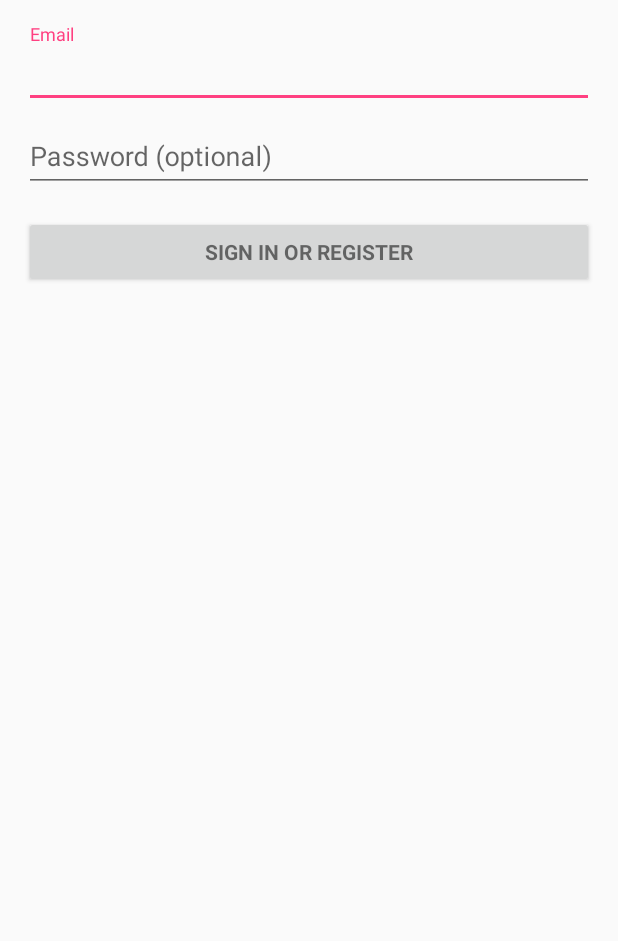
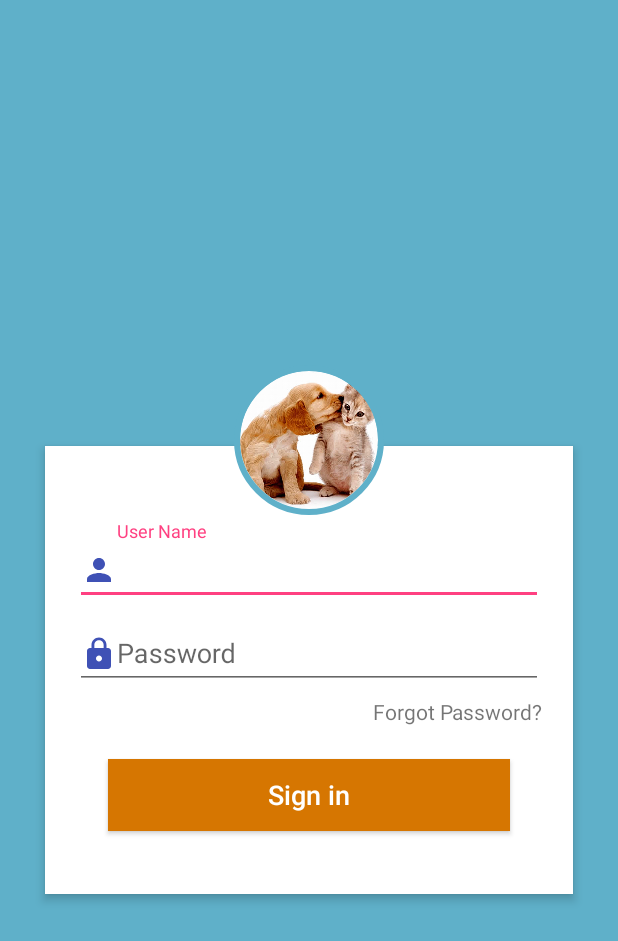
Before and after one commit to chanyaz/Lovedogs, an Android app: the layout activity_login.xml on its own in the app's theme, with its tools: preview values and no code run, on a phone screen of 412 x 824 dp. Shown: the top 941 px of the screen. Run offline under Robolectric (Android 15) with nearby library versions, the phone set to English and light mode, and no system bars.

Commit message:
Ajustando login

```diff
--- a/app/build.gradle
+++ b/app/build.gradle
@@ -44,7 +44,6 @@ dependencies {
         exclude group: 'com.android.support', module: 'support-annotations'
     })
     androidTestCompile "com.android.support.test:runner:$runner"
-    compile "com.android.support.test.espresso:espresso-idling-resource:$espresso"
 
     // Image libs
     compile "com.squareup.picasso:picasso:$picasso"
--- a/app/src/main/AndroidManifest.xml
+++ b/app/src/main/AndroidManifest.xml
@@ -19,7 +19,8 @@
         android:theme="@style/AppTheme">
         <activity
             android:name=".login.view.LoginActivity"
-            android:label="@string/title_activity_login">
+            android:label="@string/title_activity_login"
+            android:theme="@style/Theme.AppCompat.Light.NoActionBar">
             <intent-filter>
                 <action android:name="android.intent.action.MAIN" />
 
--- /dev/null
+++ b/app/src/main/res/drawable/ic_lock_black_24dp.xml
@@ -0,0 +1,9 @@
+<vector xmlns:android="http://schemas.android.com/apk/res/android"
+        android:width="24dp"
+        android:height="24dp"
+        android:viewportWidth="24.0"
+        android:viewportHeight="24.0">
+    <path
+        android:fillColor="@color/colorPrimary"
+        android:pathData="M18,8h-1L17,6c0,-2.76 -2.24,-5 -5,-5S7,3.24 7,6v2L6,8c-1.1,0 -2,0.9 -2,2v10c0,1.1 0.9,2 2,2h12c1.1,0 2,-0.9 2,-2L20,10c0,-1.1 -0.9,-2 -2,-2zM12,17c-1.1,0 -2,-0.9 -2,-2s0.9,-2 2,-2 2,0.9 2,2 -0.9,2 -2,2zM15.1,8L8.9,8L8.9,6c0,-1.71 1.39,-3.1 3.1,-3.1 1.71,0 3.1,1.39 3.1,3.1v2z"/>
+</vector>
--- /dev/null
+++ b/app/src/main/res/drawable/ic_person_black_24dp.xml
@@ -0,0 +1,9 @@
+<vector xmlns:android="http://schemas.android.com/apk/res/android"
+        android:width="24dp"
+        android:height="24dp"
+        android:viewportWidth="24.0"
+        android:viewportHeight="24.0">
+    <path
+        android:fillColor="@color/colorPrimary"
+        android:pathData="M12,12c2.21,0 4,-1.79 4,-4s-1.79,-4 -4,-4 -4,1.79 -4,4 1.79,4 4,4zM12,14c-2.67,0 -8,1.34 -8,4v2h16v-2c0,-2.66 -5.33,-4 -8,-4z"/>
+</vector>
--- /dev/null
+++ b/app/src/main/res/drawable/user_profile_image_background.xml
@@ -0,0 +1,14 @@
+<?xml version="1.0" encoding="utf-8"?>
+<shape xmlns:android="http://schemas.android.com/apk/res/android"
+    android:shape="rectangle">
+    <corners android:radius="1000dp" />
+    <solid android:color="#5fb0c9" />
+    <stroke
+        android:width="5dip"
+        android:color="#3da8c9" />
+    <padding
+        android:bottom="4dp"
+        android:left="4dp"
+        android:right="4dp"
+        android:top="4dp" />
+</shape>
--- a/app/src/main/res/layout/activity_login.xml
+++ b/app/src/main/res/layout/activity_login.xml
@@ -1,48 +1,44 @@
-<LinearLayout xmlns:android="http://schemas.android.com/apk/res/android"
-    xmlns:tools="http://schemas.android.com/tools"
+<?xml version="1.0" encoding="utf-8"?>
+<ScrollView xmlns:android="http://schemas.android.com/apk/res/android"
     android:layout_width="match_parent"
     android:layout_height="match_parent"
-    android:gravity="center_horizontal"
+    android:fillViewport="true">
+
+    <RelativeLayout xmlns:app="http://schemas.android.com/apk/res-auto"
+        android:layout_width="match_parent"
+        android:layout_height="wrap_content"
+        android:background="#5fb0c9"
+        android:gravity="center_vertical"
+        android:scrollbarAlwaysDrawVerticalTrack="true">
+
+        <RelativeLayout
+            android:layout_width="match_parent"
+            android:layout_height="wrap_content"
+            android:layout_marginLeft="30dp"
+            android:layout_marginRight="30dp"
+            android:layout_marginTop="70dp"
+            android:background="#fff"
+            android:elevation="4dp"
             android:orientation="vertical"
-    android:paddingBottom="@dimen/activity_vertical_margin"
-    android:paddingLeft="@dimen/activity_horizontal_margin"
-    android:paddingRight="@dimen/activity_horizontal_margin"
-    android:paddingTop="@dimen/activity_vertical_margin"
-    tools:context="br.com.tairoroberto.mypet.login.view.LoginActivity">
-
-    <!-- Login progress -->
-    <ProgressBar
-        android:id="@+id/login_progress"
-        style="?android:attr/progressBarStyleLarge"
-        android:layout_width="wrap_content"
-        android:layout_height="wrap_content"
-        android:layout_marginBottom="8dp"
-        android:visibility="gone" />
-
-    <ScrollView
-        android:id="@+id/login_form"
-        android:layout_width="match_parent"
-        android:layout_height="match_parent">
+            android:padding="20dp">
 
             <LinearLayout
-            android:id="@+id/email_login_form"
                 android:layout_width="match_parent"
                 android:layout_height="wrap_content"
-            android:orientation="vertical">
+                android:orientation="vertical"
+                android:paddingTop="30dp">
 
                 <android.support.design.widget.TextInputLayout
                     android:layout_width="match_parent"
                     android:layout_height="wrap_content">
 
-                <AutoCompleteTextView
-                    android:id="@+id/email"
+                    <EditText
                         android:layout_width="match_parent"
                         android:layout_height="wrap_content"
-                    android:hint="@string/prompt_email"
+                        android:drawableStart="@drawable/ic_person_black_24dp"
+                        android:hint="User Name"
                         android:inputType="textEmailAddress"
-                    android:maxLines="1"
                         android:singleLine="true" />
-
                 </android.support.design.widget.TextInputLayout>
 
                 <android.support.design.widget.TextInputLayout
@@ -50,28 +46,44 @@
                     android:layout_height="wrap_content">
 
                     <EditText
-                    android:id="@+id/password"
-                    android:layout_width="match_parent"
-                    android:layout_height="wrap_content"
-                    android:hint="@string/prompt_password"
-                    android:imeActionId="6"
-                    android:imeActionLabel="@string/action_sign_in_short"
-                    android:imeOptions="actionUnspecified"
-                    android:inputType="textPassword"
-                    android:maxLines="1"
-                    android:singleLine="true" />
-
-            </android.support.design.widget.TextInputLayout>
-
-            <Button
-                android:id="@+id/email_sign_in_button"
-                style="?android:textAppearanceSmall"
                         android:layout_width="match_parent"
                         android:layout_height="wrap_content"
                         android:layout_marginTop="16dp"
-                android:text="@string/action_sign_in"
-                android:textStyle="bold" />
+                        android:drawableStart="@drawable/ic_lock_black_24dp"
+                        android:hint="Password"
+                        android:inputType="numberPassword"
+                        android:singleLine="true" />
+                </android.support.design.widget.TextInputLayout>
 
+                <TextView
+                    android:layout_width="wrap_content"
+                    android:layout_height="wrap_content"
+                    android:layout_gravity="right"
+                    android:paddingTop="5dp"
+                    android:text="Forgot Password?" />
+
+
+                <Button
+                    android:layout_width="match_parent"
+                    android:layout_height="wrap_content"
+                    android:layout_margin="22dp"
+                    android:background="#d67601"
+                    android:text="Sign in"
+                    android:textAllCaps="false"
+                    android:textColor="#fff"
+                    android:textSize="18sp" />
             </LinearLayout>
+        </RelativeLayout>
+
+        <de.hdodenhof.circleimageview.CircleImageView
+            android:id="@+id/user_profile_photo"
+            android:layout_width="100dp"
+            android:layout_height="100dp"
+            android:layout_centerHorizontal="true"
+            android:layout_marginTop="16dp"
+            android:elevation="4dp"
+            android:src="@drawable/animais"
+            app:civ_border_color="#5fb0c9"
+            app:civ_border_width="4dp" />
+    </RelativeLayout>
 </ScrollView>
-</LinearLayout>
--- a/app/src/main/res/values/dimens.xml
+++ b/app/src/main/res/values/dimens.xml
@@ -2,4 +2,5 @@
     <!-- Default screen margins, per the Android Design guidelines. -->
     <dimen name="activity_horizontal_margin">16dp</dimen>
     <dimen name="activity_vertical_margin">16dp</dimen>
+    <dimen name="dimen_4dp">4dp</dimen>
 </resources>
```
Also changed, not shown: app/src/main/res/drawable/animais.jpg (added). Lines whose indentation alone changed are shown as unchanged.
